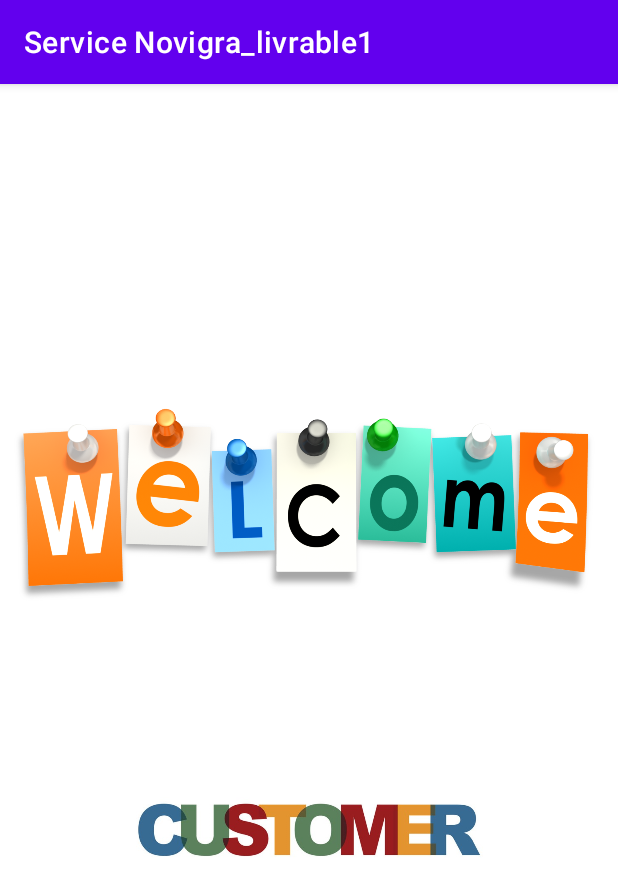
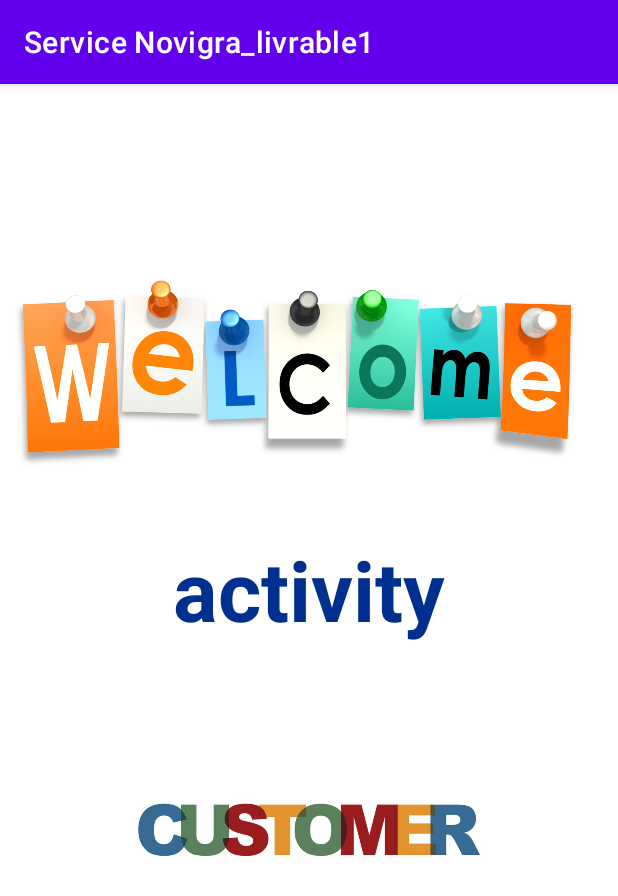
Before and after one commit to fadhel604/Service_Novigra, an Android app: the Welcome_cutomer screen opened directly, with no data from a screen before it, on a phone screen of 412 x 824 dp. Shown: the top 896 px of the screen. Run offline under Robolectric (Android 15) with nearby library versions, the phone set to English and light mode, and no system bars.

Commit message:
implementation java pour les clients

```diff
--- a/app/src/main/java/com/example/servicenovigra_livrable1/MainActivity.java
+++ b/app/src/main/java/com/example/servicenovigra_livrable1/MainActivity.java
@@ -27,8 +27,12 @@ public class MainActivity extends AppCompatActivity {
         btnLogin_client.setOnClickListener(new View.OnClickListener() {
             @Override
             public void onClick(View v) {
-                Intent intent=new Intent(getApplicationContext(),Welcome_cutomer.class);
+                Intent intent=new Intent(this,Welcome_cutomer.class);
+                String customer_name=userName.getText().toString();
+
+                intent.putExtra("userName",customer_name);
                 startActivity(intent);
+
             }
         });
 
--- a/app/src/main/java/com/example/servicenovigra_livrable1/Welcome_cutomer.java
+++ b/app/src/main/java/com/example/servicenovigra_livrable1/Welcome_cutomer.java
@@ -3,12 +3,23 @@ package com.example.servicenovigra_livrable1;
 import androidx.appcompat.app.AppCompatActivity;
 
 import android.os.Bundle;
+import android.widget.ImageView;
+import android.widget.TextView;
 
 public class Welcome_cutomer extends AppCompatActivity {
+    TextView text;
+
+
 
     @Override
     protected void onCreate(Bundle savedInstanceState) {
         super.onCreate(savedInstanceState);
         setContentView(R.layout.activity_welcome_cutomer);
+
+        Bundle name=getIntent().getExtras();
+        text=(TextView)findViewById(R.id.text);
+        if (name!=null) {
+            text.setText(name.getString("userName"));
+        }
     }
 }
--- a/app/src/main/res/layout/activity_welcome_cutomer.xml
+++ b/app/src/main/res/layout/activity_welcome_cutomer.xml
@@ -7,10 +7,25 @@
     tools:context=".Welcome_cutomer">
 
     <ImageView
+        android:layout_width="400dp"
+        android:layout_height="200dp"
+        android:layout_marginTop="100dp"
+        app:srcCompat="@drawable/welcome" />
+
+    <TextView
+        android:id="@+id/text"
         android:layout_width="wrap_content"
         android:layout_height="wrap_content"
-        android:layout_marginTop="0dp"
-        app:srcCompat="@drawable/welcome" />
+
+        android:layout_centerHorizontal="true"
+        android:layout_marginTop="300dp"
+
+        android:text="activity"
+        android:textAlignment="viewStart"
+        android:textAppearance="?android:attr/textAppearanceLarge"
+        android:textColor="#00308F"
+        android:textSize="55dp"
+        android:textStyle="bold" />
 
     <ImageView
         android:layout_width="300dp"
```
